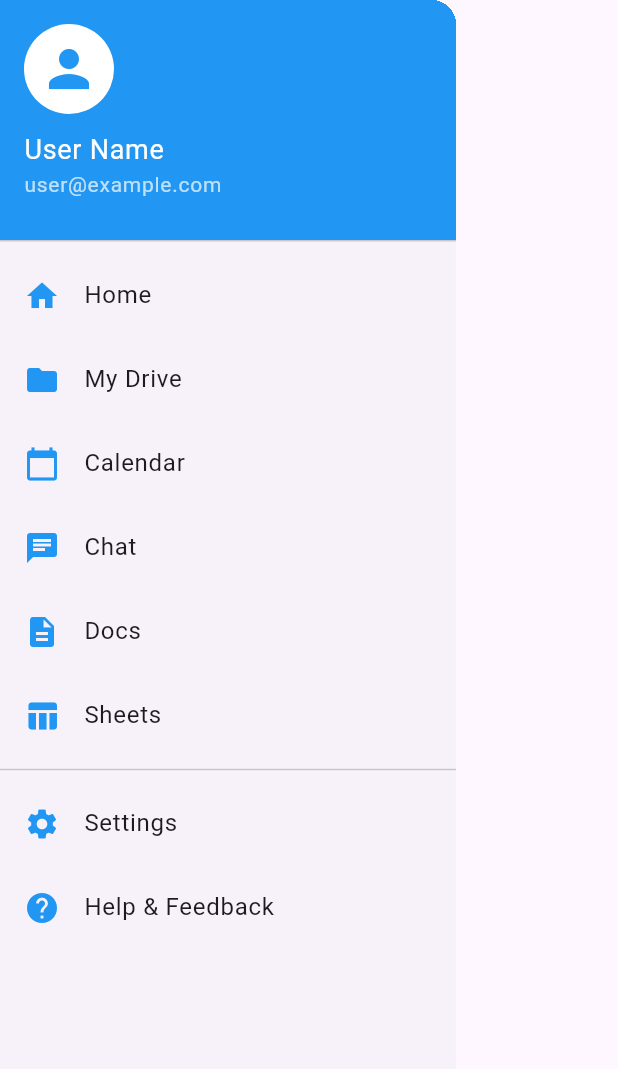
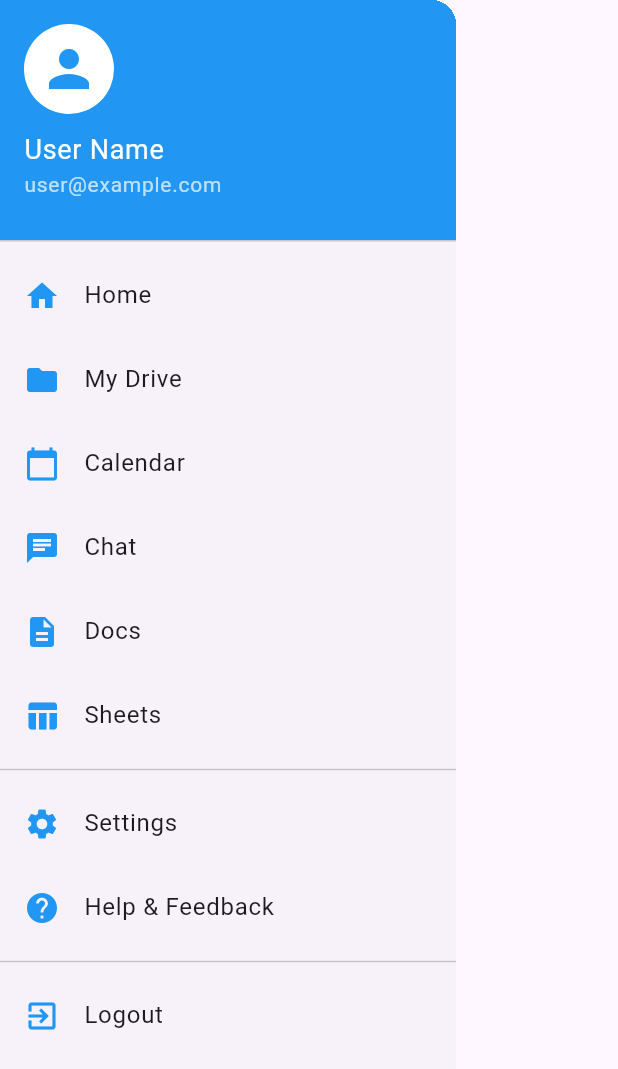
Before and after one commit to akhil-varsh/vjhero, a Flutter app: the Sidebar widget shown alone on an empty page, opened directly, on a phone screen of 412 x 824 dp. Shown: the top 1069 px of the screen. Run offline on Flutter 3.47's test engine with Material 3 defaults, Android fonts, the phone set to English and light mode, and no system bars; our stand-ins replace firebase_auth, webview_flutter; accounts and stored records are empty.

Commit message:
update: sidebar.dart

```diff
--- a/lib/widgets/sidebar.dart
+++ b/lib/widgets/sidebar.dart
@@ -40,19 +40,44 @@ class Sidebar extends StatelessWidget {
           Divider(),
           _buildDrawerItem(Icons.settings, 'Settings', context, '/settings'),
           _buildDrawerItem(Icons.help, 'Help & Feedback', context, '/help'),
+          Divider(),
+          _buildDrawerItem(Icons.exit_to_app, 'Logout', context, '/login', isLogout: true),
         ],
       ),
     );
   }
 
-  Widget _buildDrawerItem(IconData icon, String title, BuildContext context, String route) {
+  Widget _buildDrawerItem(
+      IconData icon,
+      String title,
+      BuildContext context,
+      String route,
+      {bool isLogout = false}
+      ) {
     return ListTile(
       leading: Icon(icon, color: Colors.blue),
       title: Text(title),
       onTap: () {
-        Navigator.pop(context); // Close drawer before navigation
-        Navigator.pushNamed(context, route);
+        if (isLogout) {
+          _logout(context);
+        } else {
+          Navigator.pop(context); // Close drawer before navigation
+          Navigator.pushNamed(context, route);
+        }
       },
     );
   }
+
+  // Function to handle logout
+  void _logout(BuildContext context) {
+    // Clear any session or authentication data here (e.g., SharedPreferences, Firebase, etc.)
+    // For example, if you're using shared preferences:
+    // SharedPreferences.getInstance().then((prefs) {
+    //   prefs.remove('user_token');
+    // });
+
+    // Then, navigate the user to the login page
+    Navigator.pop(context); // Close the drawer
+    Navigator.pushNamedAndRemoveUntil(context, '/login', (route) => false); // Clear stack and go to login screen
+  }
 }
```
Also changed, not shown: lib/main.dart (+7 -0 lines).
